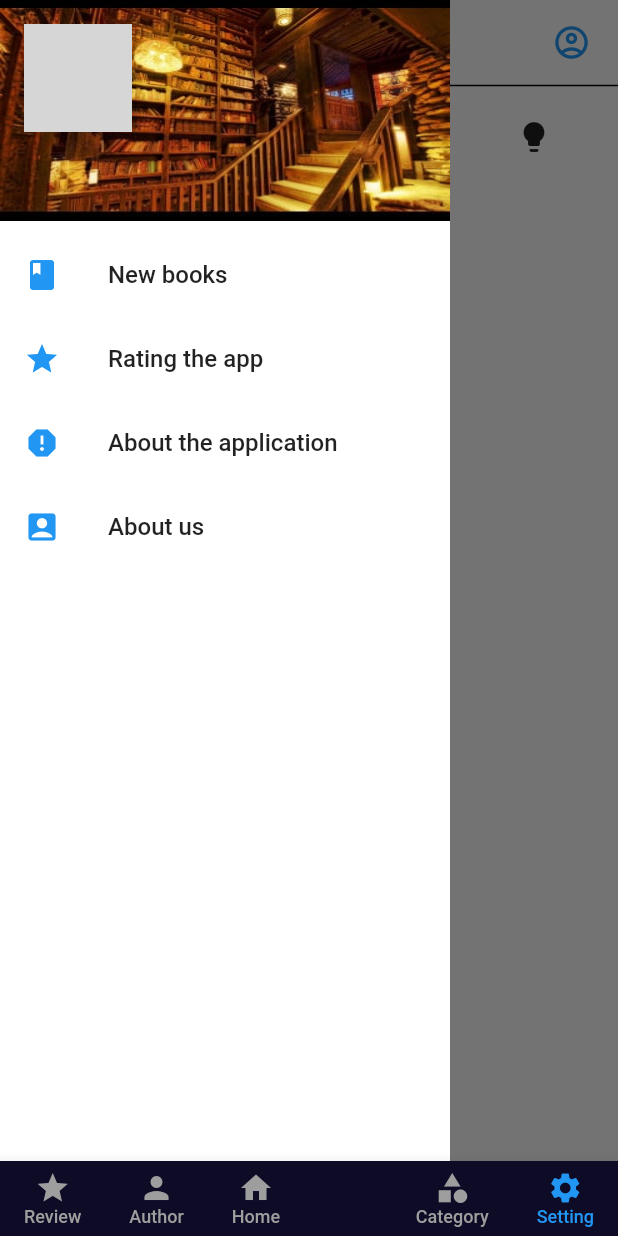
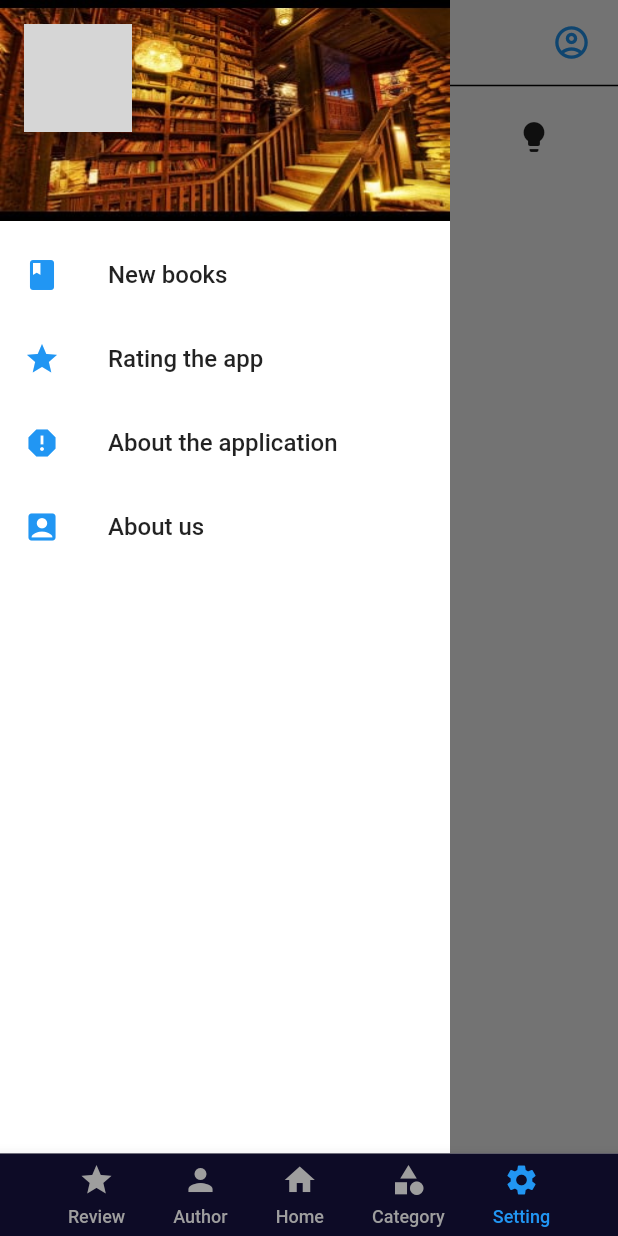
Before and after one commit to BrwaCs/elibrary, a Flutter app: the mainpages screen opened directly, item 5 of the bottom bar chosen, with the side drawer open, on a phone screen of 412 x 824 dp. Run offline on Flutter 3.47's test engine with Material 2 defaults, Android fonts, the phone set to English and light mode, and no system bars; our stand-ins replace cloud_firestore, firebase_auth, firebase_core, firebase_storage, fluttertoast, get and 2 more; accounts and stored records are empty; network calls fail; grey boxes are pictures that could not be loaded.

Commit message:
fix navbar

```diff
--- a/lib/Screens/mainpages.dart
+++ b/lib/Screens/mainpages.dart
@@ -49,14 +49,16 @@ class _HomeState extends State<mainpages> {
     // shape:CircularNotchedRectangle(),
    // notchMargin: 10,
     child: Container(
-      height:50,
+      height:55,
       child: Row(
-        mainAxisAlignment:MainAxisAlignment.spaceBetween,
+        crossAxisAlignment:CrossAxisAlignment.center,
+        mainAxisAlignment:MainAxisAlignment.spaceEvenly,
         children:<Widget>[ // why type widget here?
 
-        // left tabbar icons
+        //  tabbar icons
           Row(
-            crossAxisAlignment:CrossAxisAlignment.start,
+            mainAxisAlignment:MainAxisAlignment.spaceBetween,
+            crossAxisAlignment:CrossAxisAlignment.center,
             children: [
               MaterialButton(
                 minWidth:40,
@@ -69,7 +71,8 @@ class _HomeState extends State<mainpages> {
 
                 },
                 child:Column(
-                  mainAxisAlignment:MainAxisAlignment.center,
+                  crossAxisAlignment:CrossAxisAlignment.center,
+                  mainAxisAlignment:MainAxisAlignment.spaceEvenly,
                   children: [
                     Icon(
                       Icons.star,
@@ -97,7 +100,8 @@ class _HomeState extends State<mainpages> {
 
                 },
                 child:Column(
-                  mainAxisAlignment:MainAxisAlignment.center,
+                  mainAxisAlignment:MainAxisAlignment.spaceEvenly,
+                  crossAxisAlignment:CrossAxisAlignment.center,
                   children: [
                     Icon(
                       Icons.person,
@@ -125,7 +129,8 @@ class _HomeState extends State<mainpages> {
 
                 },
                 child:Column(
-                  mainAxisAlignment:MainAxisAlignment.center,
+                  mainAxisAlignment:MainAxisAlignment.spaceEvenly,
+                  crossAxisAlignment:CrossAxisAlignment.center,
                   children: [
                     Icon(
                       Icons.home,
@@ -142,15 +147,7 @@ class _HomeState extends State<mainpages> {
                   ],
                 )
                 ),
-
-            ],
-          ),
-
-        // right tabbar Icons
-         Row(
-            crossAxisAlignment:CrossAxisAlignment.start,
-            children: [
-              MaterialButton(
+                 MaterialButton(
                 minWidth:40,
                 onPressed: (){
                   setState(() {
@@ -161,7 +158,8 @@ class _HomeState extends State<mainpages> {
 
                 },
                 child:Column(
-                  mainAxisAlignment:MainAxisAlignment.center,
+                       crossAxisAlignment:CrossAxisAlignment.center,
+                  mainAxisAlignment:MainAxisAlignment.spaceEvenly,
                   children: [
                     Icon(
                       Icons.category,
@@ -189,7 +187,8 @@ class _HomeState extends State<mainpages> {
 
                 },
                 child:Column(
-                  mainAxisAlignment:MainAxisAlignment.center,
+                  crossAxisAlignment:CrossAxisAlignment.center,
+                  mainAxisAlignment:MainAxisAlignment.spaceEvenly,
                   children: [
                     Icon(
                       Icons.settings,
@@ -208,8 +207,7 @@ class _HomeState extends State<mainpages> {
                 ),
 
             ],
-          )
-
+          ),
         ],
 
       ),
```
